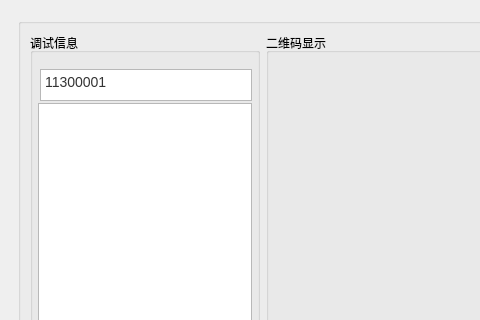
First picture: the form in mainwindow.ui, repository weiqifa0/macprint, before the edit; both pictures show x 0 to 480 and y 0 to 320 of the 762 by 499 pixel window.
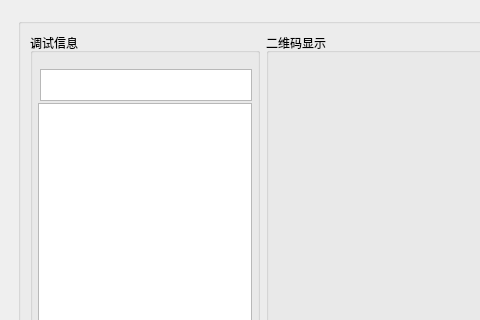
Second picture: the form after the edit.

Commit message: [问题描述]:增加CRC相关的代码 [评审人]:韦启发 	modified:   mainwindow.cpp 	modified:   mainwindow.h 	modified:   mainwindow.ui 	modified:   serial_qrencode.pro.user

Patch:
```diff
--- a/mainwindow.ui
+++ b/mainwindow.ui
@@ -118,7 +118,7 @@
 &lt;html&gt;&lt;head&gt;&lt;meta name=&quot;qrichtext&quot; content=&quot;1&quot; /&gt;&lt;style type=&quot;text/css&quot;&gt;
 p, li { white-space: pre-wrap; }
 &lt;/style&gt;&lt;/head&gt;&lt;body style=&quot; font-family:'SimSun'; font-size:9pt; font-weight:400; font-style:normal;&quot;&gt;
-&lt;p style=&quot; margin-top:0px; margin-bottom:0px; margin-left:0px; margin-right:0px; -qt-block-indent:0; text-indent:0px;&quot;&gt;&lt;span style=&quot; font-family:'Lucida Grande,微软雅黑'; font-size:14px; color:#333333; background-color:#ffffff;&quot;&gt;11300001&lt;/span&gt;&lt;/p&gt;&lt;/body&gt;&lt;/html&gt;</string>
+&lt;p style=&quot;-qt-paragraph-type:empty; margin-top:0px; margin-bottom:0px; margin-left:0px; margin-right:0px; -qt-block-indent:0; text-indent:0px;&quot;&gt;&lt;br /&gt;&lt;/p&gt;&lt;/body&gt;&lt;/html&gt;</string>
                   </property>
                  </widget>
                 </item>
```
The commit also changes 3 other files.
